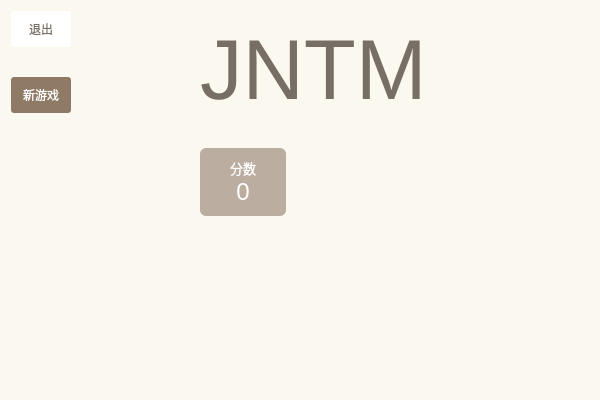
Before: the Qt Designer form mainwindow.ui in ZKLlab/cxk-2048-cpp, drawn with Qt 5.
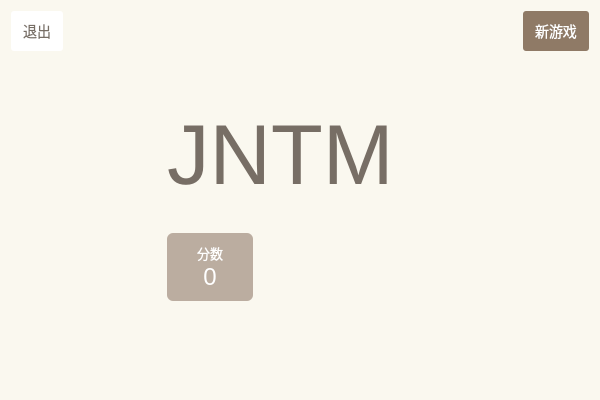
After: the same form once the commit is applied.

Commit message: Fix: 将随机生成器改为静态（测试）

Diff of the .ui file:
```diff
--- a/mainwindow.ui
+++ b/mainwindow.ui
@@ -33,14 +33,14 @@
 color: #776e65;</string>
   </property>
   <widget class="QWidget" name="centralWidget">
-   <layout class="QHBoxLayout" name="horizontalLayout">
+   <layout class="QVBoxLayout" name="verticalLayout">
     <property name="spacing">
      <number>-1</number>
     </property>
     <item>
-     <layout class="QVBoxLayout" name="verticalLayout_1">
+     <layout class="QHBoxLayout" name="horizontalLayout_2">
       <property name="spacing">
-       <number>30</number>
+       <number>24</number>
       </property>
       <item>
        <widget class="QPushButton" name="exitButton">
@@ -60,13 +60,27 @@
          <string notr="true">background: white;
 border: none;
 border-radius: 3px;
-padding: 9px 12px;</string>
+padding: 9px 12px;
+font-size: 14px;</string>
         </property>
         <property name="text">
          <string>退出</string>
         </property>
        </widget>
       </item>
+      <item>
+       <spacer name="horizontalSpacer">
+        <property name="orientation">
+         <enum>Qt::Horizontal</enum>
+        </property>
+        <property name="sizeHint" stdset="0">
+         <size>
+          <width>40</width>
+          <height>20</height>
+         </size>
+        </property>
+       </spacer>
+      </item>
       <item>
        <widget class="QPushButton" name="newGameButton">
         <property name="sizePolicy">
@@ -86,15 +100,18 @@
 color: white;
 border: none;
 border-radius: 3px;
-padding: 9px 12px;</string>
+padding: 9px 12px;
+font-size: 14px;</string>
         </property>
         <property name="text">
          <string>新游戏</string>
         </property>
        </widget>
       </item>
+     </layout>
+    </item>
       <item>
-       <spacer name="verticalSpacer">
+     <spacer name="verticalSpacer_3">
         <property name="orientation">
          <enum>Qt::Vertical</enum>
         </property>
@@ -106,10 +123,10 @@
         </property>
        </spacer>
       </item>
-     </layout>
-    </item>
     <item>
-     <spacer name="horizontalSpacerLeft">
+     <layout class="QHBoxLayout" name="horizontalLayout">
+      <item>
+       <spacer name="horizontalSpacerRight">
       <property name="orientation">
        <enum>Qt::Horizontal</enum>
       </property>
@@ -236,7 +253,7 @@
      </widget>
     </item>
     <item>
-     <spacer name="horizontalSpacerRight">
+       <spacer name="horizontalSpacerLeft">
       <property name="orientation">
        <enum>Qt::Horizontal</enum>
       </property>
@@ -244,6 +261,21 @@
        <size>
         <width>40</width>
         <height>20</height>
+         </size>
+        </property>
+       </spacer>
+      </item>
+     </layout>
+    </item>
+    <item>
+     <spacer name="verticalSpacer">
+      <property name="orientation">
+       <enum>Qt::Vertical</enum>
+      </property>
+      <property name="sizeHint" stdset="0">
+       <size>
+        <width>20</width>
+        <height>40</height>
        </size>
       </property>
      </spacer>
```
Lines whose indentation alone changed are shown as unchanged. The commit also changes 2 other files.
